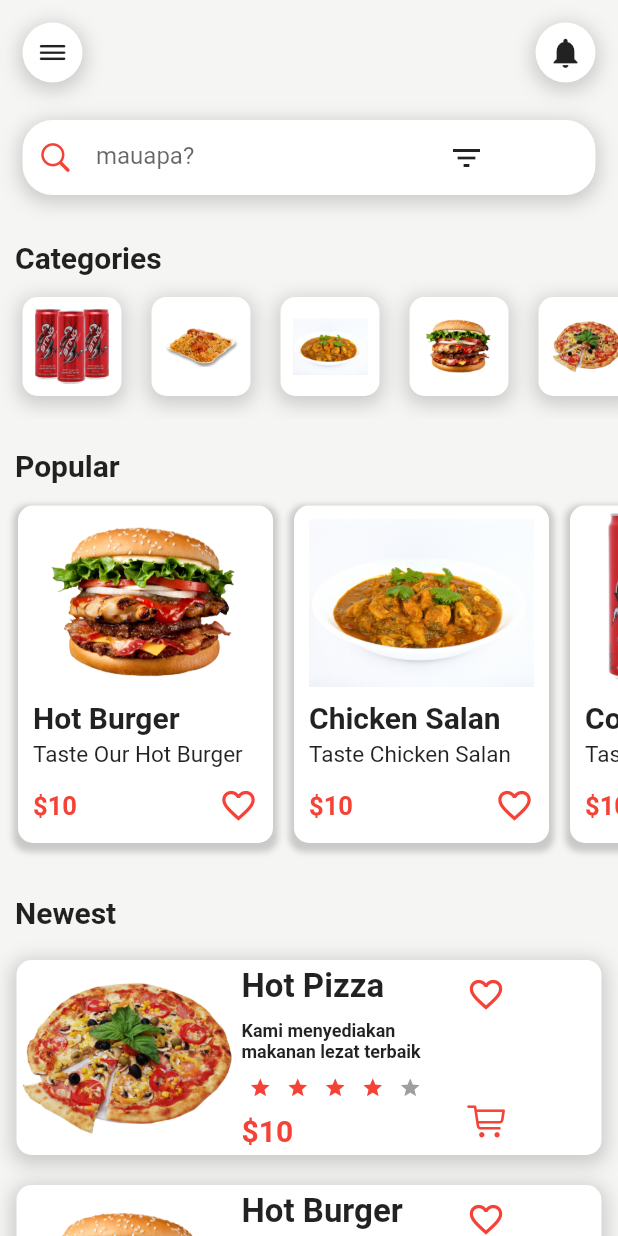
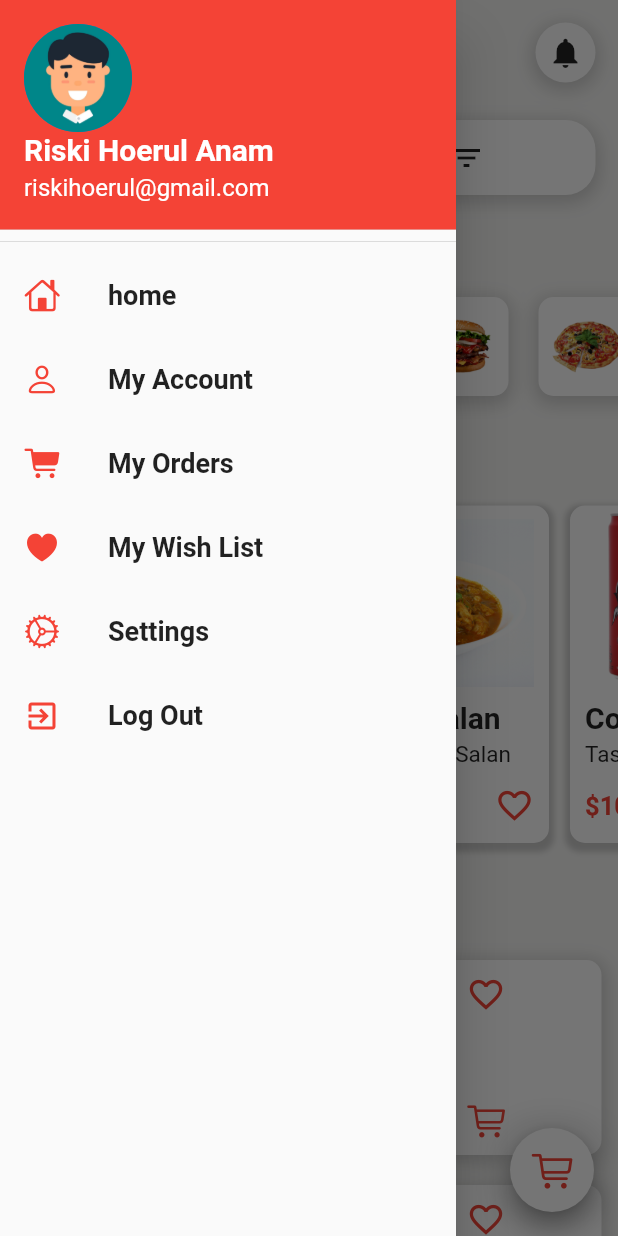
Before and after one commit to RiskiHoerul17/App_makanan, a Flutter app: the screen it shows after launch, with the side drawer open (before the commit the screen has no drawer), on a phone screen of 412 x 824 dp. Run offline on Flutter 3.47's test engine with Material 2 defaults, Android fonts, the phone set to English and light mode, and no system bars; drawn by our look-alikes of flutter_rating_bar.

Commit message:
menambahkan animasi

```diff
--- a/food_app/lib/Pages/HomePage.dart
+++ b/food_app/lib/Pages/HomePage.dart
@@ -4,6 +4,7 @@ import 'package:flutter/material.dart';
 
 import '../Widget/AppBarWidget.dart';
 import '../Widget/CategoriesWidget.dart';
+import '../Widget/DrawerWidget.dart';
 import '../Widget/NewestItemsWidget.dart';
 import '../Widget/PopularItemsWidget.dart';
 
@@ -110,10 +111,29 @@ class HomePage extends StatelessWidget{
               ),
 
               // Newest Items Widget
-              NewestItemsWidget(),
-
+              HomeScreen(),
         ],
-      )
+      ),
+      drawer: DrawerWidget(),
+      floatingActionButton: Container(
+        decoration:
+        BoxDecoration(borderRadius: BorderRadius.circular(20),boxShadow: [
+            BoxShadow(
+              color: Colors.grey.withOpacity(0.5),
+              spreadRadius: 2,
+              blurRadius: 20,
+              offset: Offset(0, 3),
+            ),
+          ]),
+          child: FloatingActionButton(
+            onPressed: () {},
+            child: Icon(CupertinoIcons.cart,
+            size: 28,
+            color: Colors.red,
+            ),
+            backgroundColor: Colors.white,
+            ),
+      ),
     );
   }
 }
--- a/food_app/lib/Widget/AppBarWidget.dart
+++ b/food_app/lib/Widget/AppBarWidget.dart
@@ -3,7 +3,7 @@ import 'package:flutter/material.dart';
 
 class AppBarWidget extends StatelessWidget{
   @override
-  Widget build(BuildContext){
+  Widget build(BuildContext context){
     return Padding(padding:
     EdgeInsets.symmetric(
       vertical: 15,
@@ -13,7 +13,9 @@ class AppBarWidget extends StatelessWidget{
         mainAxisAlignment: MainAxisAlignment.spaceBetween,
         children: [
           InkWell(
-            onTap: (){},
+            onTap: (){
+              Scaffold.of(context).openDrawer();
+            },
             child: Container(
               padding: EdgeInsets.all(8),
               decoration: BoxDecoration(
@@ -30,6 +32,7 @@ class AppBarWidget extends StatelessWidget{
                 ),
                 child: Icon(CupertinoIcons.bars),
             ),
+
           ),
       InkWell(
             onTap: (){},
@@ -44,7 +47,7 @@ class AppBarWidget extends StatelessWidget{
                     spreadRadius: 2,
                     blurRadius: 10,
                     offset: Offset(0, 3),
-                  )
+                      ),
                 ]
                 ),
                 child: Icon(Icons.notifications),
--- /dev/null
+++ b/food_app/lib/Widget/DrawerWidget.dart
@@ -0,0 +1,118 @@
+import 'package:flutter/cupertino.dart';
+import 'package:flutter/material.dart';
+
+class DrawerWidget extends StatelessWidget{
+  @override
+  Widget build(BuildContext context){
+    return Drawer(
+      child: ListView(
+        children: [
+          DrawerHeader(
+            padding: EdgeInsets.zero,
+            child: UserAccountsDrawerHeader(
+              decoration: BoxDecoration(
+                color: Colors.red,
+              ),
+              accountName: Text(
+                "Riski Hoerul Anam",
+                style: TextStyle(
+                  fontSize: 20,
+                  fontWeight: FontWeight.bold,
+                ),
+                ),
+              accountEmail: Text(
+                "riskihoerul@gmail.com",
+              style: TextStyle(
+                  fontSize: 16,
+                ),
+              ),
+              currentAccountPicture: CircleAvatar(
+                backgroundImage: AssetImage("images/avatar.jpg"),
+              ),
+            ),
+          ),
+
+          //List Tile
+          ListTile(
+            leading: Icon(
+              CupertinoIcons.home,
+              color: Colors.red,
+            ),
+            title: Text(
+              "home",
+              style: TextStyle(
+                fontSize: 18,
+                fontWeight: FontWeight.bold,
+              ),
+            ),
+          ),
+                    ListTile(
+            leading: Icon(
+              CupertinoIcons.person,
+              color: Colors.red,
+            ),
+            title: Text(
+              "My Account",
+              style: TextStyle(
+                fontSize: 18,
+                fontWeight: FontWeight.bold,
+              ),
+            ),
+          ),
+                    ListTile(
+            leading: Icon(
+              CupertinoIcons.cart_fill,
+              color: Colors.red,
+            ),
+            title: Text(
+              "My Orders",
+              style: TextStyle(
+                fontSize: 18,
+                fontWeight: FontWeight.bold,
+              ),
+            ),
+          ),
+                    ListTile(
+            leading: Icon(
+              CupertinoIcons.heart_fill,
+              color: Colors.red,
+            ),
+            title: Text(
+              "My Wish List",
+              style: TextStyle(
+                fontSize: 18,
+                fontWeight: FontWeight.bold,
+              ),
+            ),
+          ),
+                    ListTile(
+            leading: Icon(
+              CupertinoIcons.settings,
+              color: Colors.red,
+            ),
+            title: Text(
+              "Settings",
+              style: TextStyle(
+                fontSize: 18,
+                fontWeight: FontWeight.bold,
+              ),
+            ),
+          ),
+                    ListTile(
+            leading: Icon(
+              Icons.exit_to_app,
+              color: Colors.red,
+            ),
+            title: Text(
+              "Log Out",
+              style: TextStyle(
+                fontSize: 18,
+                fontWeight: FontWeight.bold,
+              ),
+            ),
+          ),
+        ],
+      ),
+    );
+  }
+}
--- a/food_app/lib/Widget/NewestItemsWidget.dart
+++ b/food_app/lib/Widget/NewestItemsWidget.dart
@@ -2,7 +2,17 @@ import 'package:flutter/cupertino.dart';
 import 'package:flutter/material.dart';
 import 'package:flutter_rating_bar/flutter_rating_bar.dart';
 
-class NewestItemsWidget extends StatelessWidget{
+class HomeScreen extends StatefulWidget {
+  const HomeScreen({Key? key}) : super(key: key);
+
+  @override
+  State<HomeScreen> createState() => _HomeScreenState();
+}
+
+class _HomeScreenState extends State<HomeScreen> {
+  int indexCategory = 0;
+  double opacity = 0.0;
+
   @override
   Widget build (BuildContext context){
     return SingleChildScrollView(
@@ -329,7 +339,10 @@ class NewestItemsWidget extends StatelessWidget{
                     ),
                 ),
                 Container(
-                  width: 150,
+                  width: 140,
+                  child: AnimatedOpacity(
+                    duration: const Duration(seconds: 2),
+                    opacity: opacity,
                     child: Column(
                       crossAxisAlignment: CrossAxisAlignment.start,
                       mainAxisAlignment: MainAxisAlignment.spaceAround,
@@ -373,6 +386,7 @@ class NewestItemsWidget extends StatelessWidget{
                       ],
                     ),
                   ),
+                ),
                   Padding(
                           padding: EdgeInsets.symmetric(vertical: 10),
                           child: Column(
@@ -383,10 +397,14 @@ class NewestItemsWidget extends StatelessWidget{
                                 color: Colors.red,
                                 size: 26,
                               ),
-                              Icon(
-                                CupertinoIcons.cart,
+                              IconButton(
+                                icon: new Icon(CupertinoIcons.cart),
                                 color: Colors.red,
-                                size: 26,
+
+                                iconSize: 26,
+                              onPressed: () => setState(() {
+                                opacity = 1;
+                             }),
                               ),
                             ],
                             ),
@@ -425,7 +443,7 @@ class NewestItemsWidget extends StatelessWidget{
                     ),
                 ),
                 Container(
-                  width: 150,
+                  width: 140,
                   child: Column(
                     crossAxisAlignment: CrossAxisAlignment.start,
                     mainAxisAlignment: MainAxisAlignment.spaceAround,
@@ -479,14 +497,17 @@ class NewestItemsWidget extends StatelessWidget{
                                 color: Colors.red,
                                 size: 26,
                               ),
-                              Icon(
-                                CupertinoIcons.cart,
+                              IconButton(
+                                icon: new Icon(CupertinoIcons.cart),
                                 color: Colors.red,
-                                size: 26,
+                                onPressed: (){},
+                                iconSize: 26,
+
                               ),
                             ],
                             ),
                             ),
+
 
               ],
             ),
```
Also changed, not shown: food_app/lib/main.dart (line endings or trailing spaces), 1 other file. Lines whose indentation alone changed are shown as unchanged.
